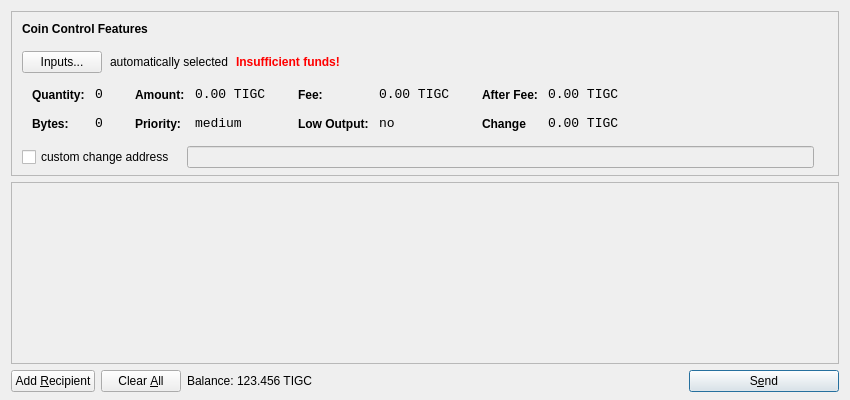
Qt form src/qt/forms/sendcoinsdialog.ui (AnimalityCoin/Animality_Master) before a commit.
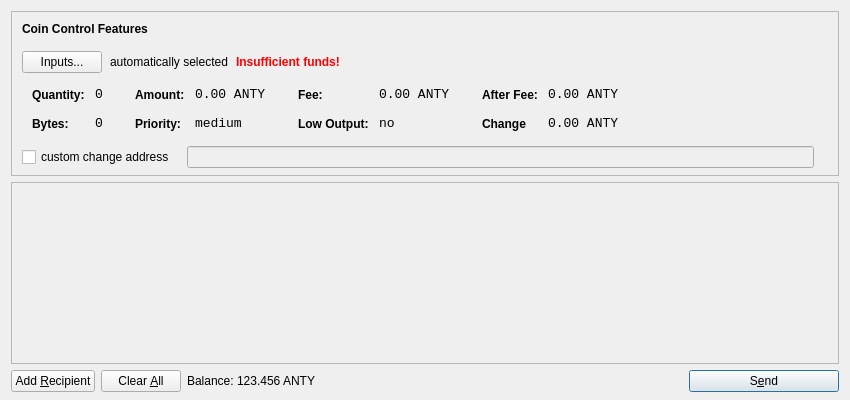
The same form after that commit. Icons and pictures are not drawn.

```diff
--- a/src/qt/forms/sendcoinsdialog.ui
+++ b/src/qt/forms/sendcoinsdialog.ui
@@ -321,7 +321,7 @@
                   <enum>Qt::ActionsContextMenu</enum>
                  </property>
                  <property name="text">
-                  <string>0.00 TIGC</string>
+                  <string>0.00 ANTY</string>
                  </property>
                  <property name="textInteractionFlags">
                   <set>Qt::LinksAccessibleByMouse|Qt::TextSelectableByKeyboard|Qt::TextSelectableByMouse</set>
@@ -407,7 +407,7 @@
                   <enum>Qt::ActionsContextMenu</enum>
                  </property>
                  <property name="text">
-                  <string>0.00 TIGC</string>
+                  <string>0.00 ANTY</string>
                  </property>
                  <property name="textInteractionFlags">
                   <set>Qt::LinksAccessibleByMouse|Qt::TextSelectableByKeyboard|Qt::TextSelectableByMouse</set>
@@ -493,7 +493,7 @@
                   <enum>Qt::ActionsContextMenu</enum>
                  </property>
                  <property name="text">
-                  <string>0.00 TIGC</string>
+                  <string>0.00 ANTY</string>
                  </property>
                  <property name="textInteractionFlags">
                   <set>Qt::LinksAccessibleByMouse|Qt::TextSelectableByKeyboard|Qt::TextSelectableByMouse</set>
@@ -525,7 +525,7 @@
                   <enum>Qt::ActionsContextMenu</enum>
                  </property>
                  <property name="text">
-                  <string>0.00 TIGC</string>
+                  <string>0.00 ANTY</string>
                  </property>
                  <property name="textInteractionFlags">
                   <set>Qt::LinksAccessibleByMouse|Qt::TextSelectableByKeyboard|Qt::TextSelectableByMouse</set>
@@ -732,7 +732,7 @@
           <cursorShape>IBeamCursor</cursorShape>
          </property>
          <property name="text">
-          <string>123.456 TIGC</string>
+          <string>123.456 ANTY</string>
          </property>
          <property name="textInteractionFlags">
           <set>Qt::LinksAccessibleByMouse|Qt::TextSelectableByKeyboard|Qt::TextSelectableByMouse</set>
```
